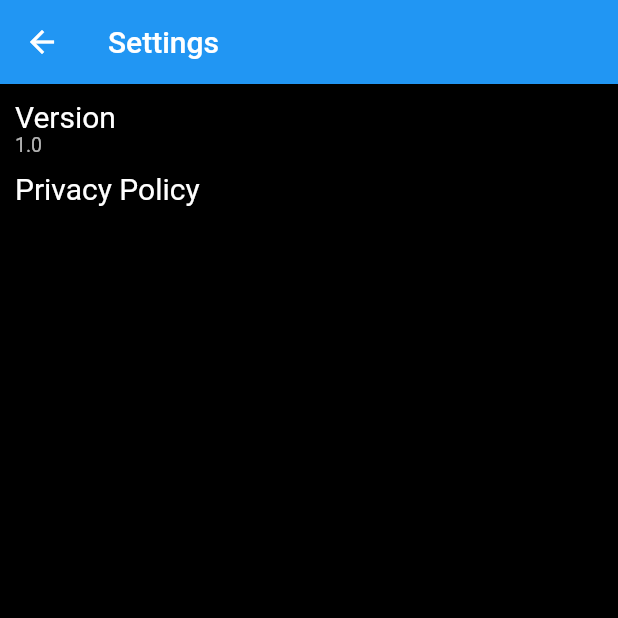
After one commit to BagoesPantera/socloudy, a Flutter app: the SettingPage screen opened directly, on a phone screen of 412 x 824 dp, the top half of it. The commit adds this screen. Run offline on Flutter 3.47's test engine with Material 2 defaults, Android fonts, the phone set to English and light mode, and no system bars; our stand-ins replace flutter_dotenv, geolocator.

Commit message:
setting page

```diff
--- a/lib/pages/home_page.dart
+++ b/lib/pages/home_page.dart
@@ -1,5 +1,6 @@
 import 'package:flutter/material.dart';
 import 'package:intl/intl.dart';
+import 'package:socloudy/pages/setting_page.dart';
 
 import '../models/weather_model.dart';
 
@@ -78,7 +79,9 @@ class _HomePageState extends State<HomePage> {
                   ),
                 ],
                 onSelected: (item) => {
-
+                  if (item == 0){
+                    Navigator.push(context, MaterialPageRoute(builder: (context) => const SettingPage()))
+                  }
                 },
               ),
             ],
--- /dev/null
+++ b/lib/pages/setting_page.dart
@@ -0,0 +1,43 @@
+import 'package:flutter/material.dart';
+
+class SettingPage extends StatefulWidget {
+  const SettingPage({Key? key}) : super(key: key);
+
+  @override
+  _SettingPageState createState() => _SettingPageState();
+}
+
+class _SettingPageState extends State<SettingPage> {
+  @override
+  Widget build(BuildContext context) {
+    return Scaffold(
+      appBar: AppBar(
+        title: const Text("Settings"),
+      ),
+      body: Container(
+        margin: const EdgeInsets.only(left: 10, top: 10),
+        child: Column(
+          crossAxisAlignment: CrossAxisAlignment.start,
+          children: <Widget>[
+            const Column(
+              crossAxisAlignment: CrossAxisAlignment.start,
+              children: <Widget>[
+                Text("Version",style: TextStyle(fontSize: 20, color: Colors.white)),
+                Text("1.0",style: TextStyle(fontSize: 13, color: Colors.white70))
+              ],
+            ),
+            InkWell(
+              onTap: () { }, // Handle your callback
+              child: Ink( width: 900,
+                child:Container(
+                  margin: const EdgeInsets.only(top: 10, bottom: 10),
+                  child: const Text("Privacy Policy", style: TextStyle(fontSize: 20, color: Colors.white)),
+                ),
+              ),
+            )
+          ],
+        ),
+      ),
+    );
+  }
+}
```
